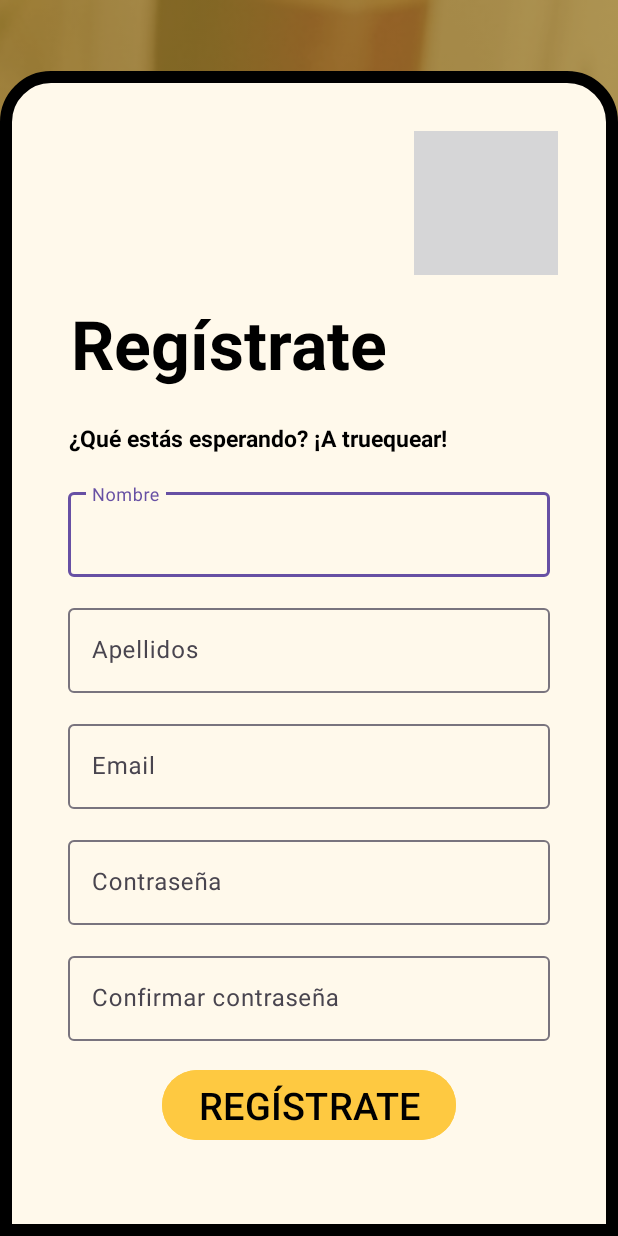
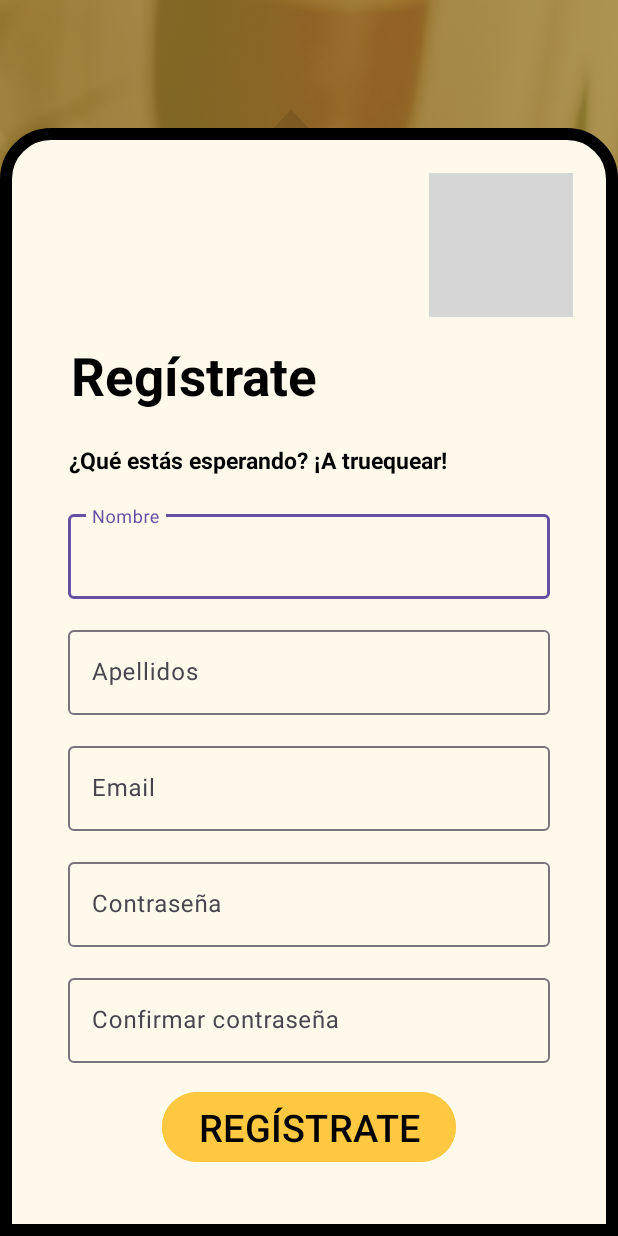
Before and after one commit to TheRockex/TruequeWorld, an Android app: the StartScreen screen opened directly, with no data from a screen before it, after a tap on "Crear una cuenta", on a phone screen of 412 x 824 dp. Run offline under Robolectric (Android 15) with nearby library versions, the phone set to English and light mode, and no system bars; 2 other taps on this screen came first.

Commit message:
RESOLVER PROBLEMILLAS UWU
SE HA PODIDO SOLUCIONAR EL ERROR A LA HORA DE INICIAR SESIÓN CON GOOGLE ACTUALMENTE SE GUARDA EL GMAIL Y EL NOMBRE DE USUARIO QUE SE HA REGISTRADO O INICIADO SESIÓN ATRAVÉS DE GOOGLE ADEMÁS SE HA PODIDO CORREGIR EL ERROR DE LA  SPLSH SCREEN

```diff
--- a/TruequeWorld/app/src/main/java/com/example/truequeworld/StartScreen.java
+++ b/TruequeWorld/app/src/main/java/com/example/truequeworld/StartScreen.java
@@ -45,6 +45,7 @@ import com.google.android.gms.auth.api.identity.Identity;
 import com.google.android.gms.auth.api.identity.SignInClient;
 import com.google.android.gms.auth.api.identity.SignInCredential;
 import com.google.android.gms.common.api.ApiException;
+import com.google.android.gms.common.api.CommonStatusCodes;
 import com.google.android.gms.tasks.OnFailureListener;
 import com.google.android.gms.tasks.OnSuccessListener;
 import com.google.android.material.button.MaterialButton;
@@ -59,7 +60,7 @@ public class StartScreen extends AppCompatActivity {
     private SignInClient oneTapClient;
     private BeginSignInRequest signUpRequest;
 
-    private static final int REQ_ONE_TAP = 2;  // Can be any integer unique to the Activity.
+    private static final int REQ_ONE_TAP = 16;  // Can be any integer unique to the Activity.
     private boolean showOneTapUI = true;
 
 
@@ -216,20 +217,24 @@ public class StartScreen extends AppCompatActivity {
         twImg2.setAnimation(upButtonWithDelay);*/
 
         /**LOGIN GOOGLE**/
-
+        //IDENTIFICAR ONE TAP PARA INICIAR SESIÓN
         oneTapClient = Identity.getSignInClient(StartScreen.this);
+        // ENVIAR REQUEST PARA INICIAR SESION
         signUpRequest = BeginSignInRequest.builder()
                 .setGoogleIdTokenRequestOptions(BeginSignInRequest.GoogleIdTokenRequestOptions.builder()
                         .setSupported(true)
                         // Your server's client ID, not your Android client ID.
+                        //SE EMPLEA EL SERVIDOR DEL ID CLIENTE NO DEL ANDROID
                         .setServerClientId(getString(R.string.weblogingoogleid))
                         // Show all accounts on the device.
+                        //MOSTRAR TODAS LAS CUENTAS
                         .setFilterByAuthorizedAccounts(false)
                         .build())
                 .build();
 
         google.setOnClickListener(new View.OnClickListener() {
             ActivityResultLauncher<IntentSenderRequest> activityResultLauncher =
+                    //INICIO DE PARA ENVIAR LA SOLICITUD DE INICIAR SESIÓN UNA VEZ VERIFICADOS DE QUE LOS ID SON CORRECTOS
                     registerForActivityResult(new ActivityResultContracts.StartIntentSenderForResult(), new ActivityResultCallback<ActivityResult>() {
                         @Override
                         public void onActivityResult(ActivityResult result) {
@@ -254,7 +259,7 @@ public class StartScreen extends AppCompatActivity {
                                 }
                             } catch (ApiException e) {
                                 // Manejar la excepción de manera más precisa
-
+                                // EN EL CASO DE QUE HAYA FALLADO ALGO
                                 Log.e("TAG", "ApiException: " + e.getStatusCode(), e);
 
                                 if (e.getStatusCode() == 16) {
@@ -266,12 +271,15 @@ public class StartScreen extends AppCompatActivity {
                                     // Otra excepción, manejar según sea necesario
                                     Log.e("TAG", "Otra excepción al procesar el resultado", e);
                                 }
+
+
                             }
                         }
                     });
 
             @Override
             public void onClick(View view) {
+                //INICIA LA SOLICITUD CUANDO SE PULSA
                 oneTapClient.beginSignIn(signUpRequest)
                         .addOnSuccessListener(StartScreen.this, new OnSuccessListener<BeginSignInResult>() {
                             @Override
--- a/TruequeWorld/app/src/main/res/layout/activity_login_screen.xml
+++ b/TruequeWorld/app/src/main/res/layout/activity_login_screen.xml
@@ -58,7 +58,7 @@
             android:textStyle="bold"
             android:textColor="@color/black"
             android:text="@string/missu"
-         />
+            />
         <ImageView
             android:id="@+id/login_image_icon"
             android:layout_width="wrap_content"
@@ -113,6 +113,7 @@
     </com.google.android.material.textfield.TextInputLayout>
 
 
+
     <LinearLayout
         android:layout_width="match_parent"
         android:layout_height="match_parent"
--- a/TruequeWorld/app/src/main/res/layout/activity_register_screen.xml
+++ b/TruequeWorld/app/src/main/res/layout/activity_register_screen.xml
@@ -13,8 +13,8 @@
     <LinearLayout
         android:layout_width="match_parent"
         android:layout_height="wrap_content"
-        android:layout_marginTop="20dp"
-        android:layout_marginRight="20dp"
+        android:layout_marginTop="10dp"
+        android:layout_marginRight="10dp"
         android:gravity="end">
         <ImageButton
             android:id="@+id/close_register_button"
@@ -38,7 +38,7 @@
         android:text="@string/registra"
         android:textAlignment="inherit"
         android:textColor="@color/black"
-        android:textSize="45dp"
+        android:textSize="35dp"
         android:textStyle="bold" />
 
     <LinearLayout
@@ -158,7 +158,7 @@
     <LinearLayout
         android:layout_width="match_parent"
         android:layout_height="match_parent"
-        android:paddingBottom="40dp"
+        android:paddingBottom="25dp"
         android:gravity="center"
         >
 
--- a/TruequeWorld/app/src/main/res/values/strings.xml
+++ b/TruequeWorld/app/src/main/res/values/strings.xml
@@ -17,6 +17,6 @@
     <string name="confpass">Confirmar contraseña</string>
 
     //login google
-    <string name="weblogingoogleid">1021340446527-m7pkb3n1l9efk4o9fienete5gfeji3c4.apps.googleusercontent.com</string>
+    <string name="weblogingoogleid">94914021089-bibo61fkr1qdhtjvdvhtag0fcbhhklpr.apps.googleusercontent.com</string>
 
 </resources>
```
Also changed, not shown: TruequeWorld/app/src/main/AndroidManifest.xml (+5 -2 lines).
